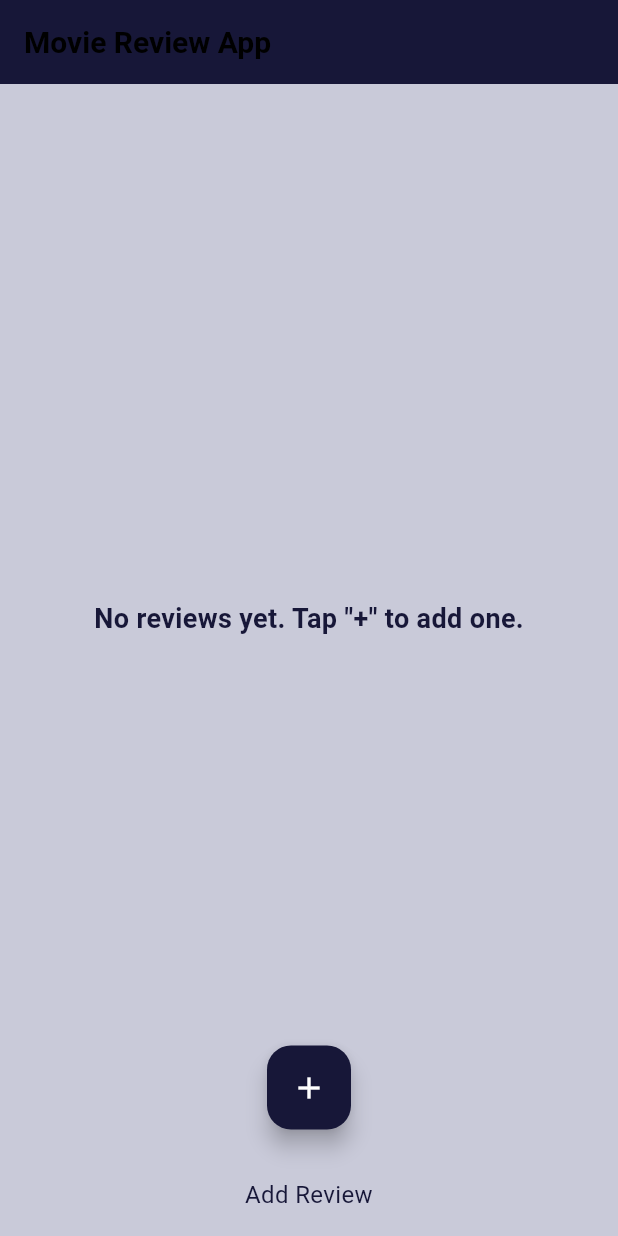
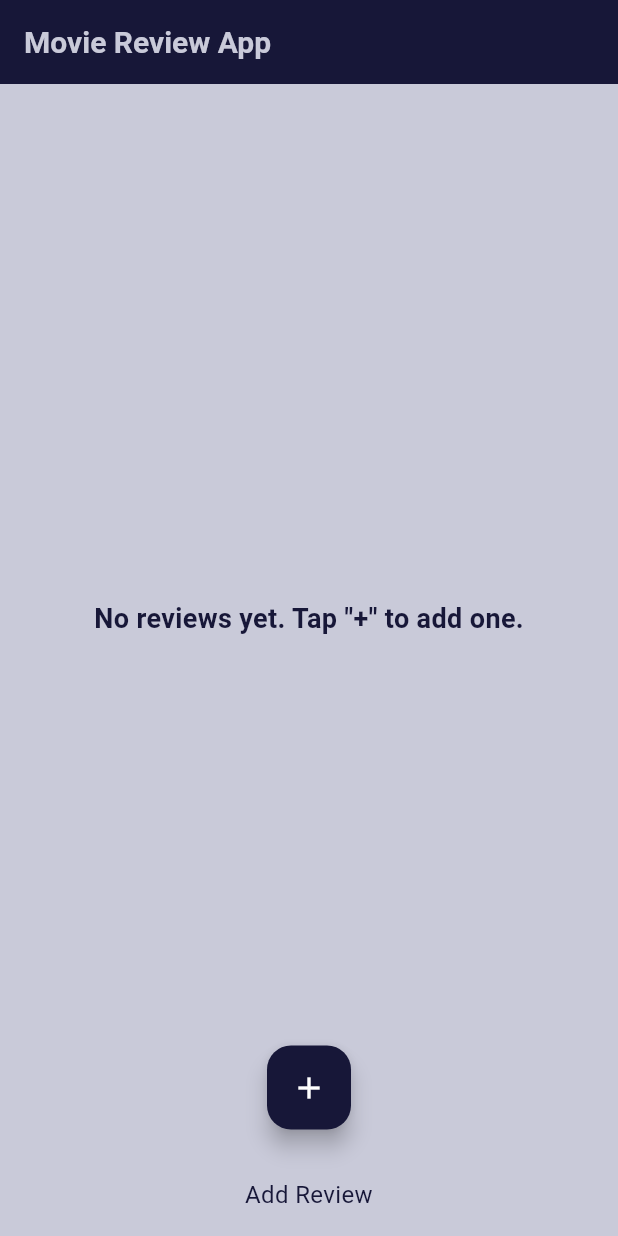
Before and after one commit to ashthejuan/movie_review_app, a Flutter app: the screen it shows after launch, on a phone screen of 412 x 824 dp. Run offline on Flutter 3.47's test engine with Material 3 defaults, Android fonts, the phone set to English and light mode, and no system bars.

Commit message:
edited appbar

```diff
--- a/lib/main.dart
+++ b/lib/main.dart
@@ -127,7 +127,14 @@ class _MovieReviewScreenState extends State<MovieReviewScreen> {
   Widget build(BuildContext context) {
     return Scaffold(
       appBar: AppBar(
-        title: Text('Movie Review App'),
+        title: Text(
+          'Movie Review App',
+          style: TextStyle(
+            color: Color(0xFFC9CAD9),
+            fontSize: 20,
+            fontWeight: FontWeight.bold
+          ),
+        ),
         backgroundColor: Color(0xFF171738),
       ),
       body: reviews.isEmpty ? Center(
```
